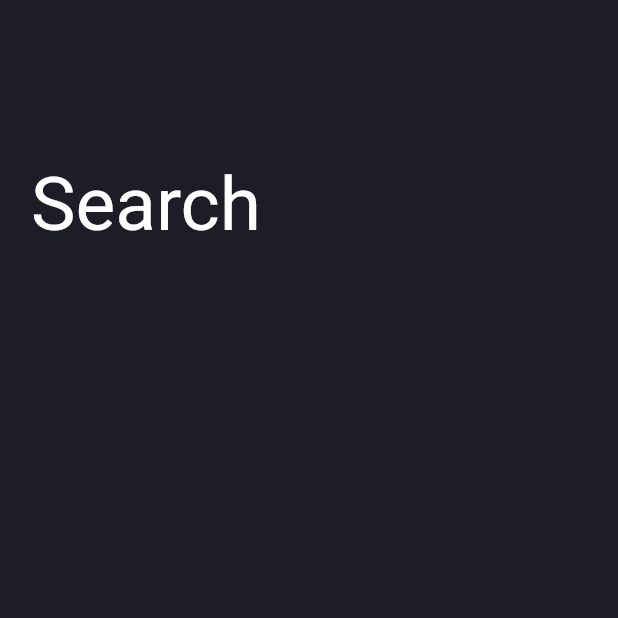
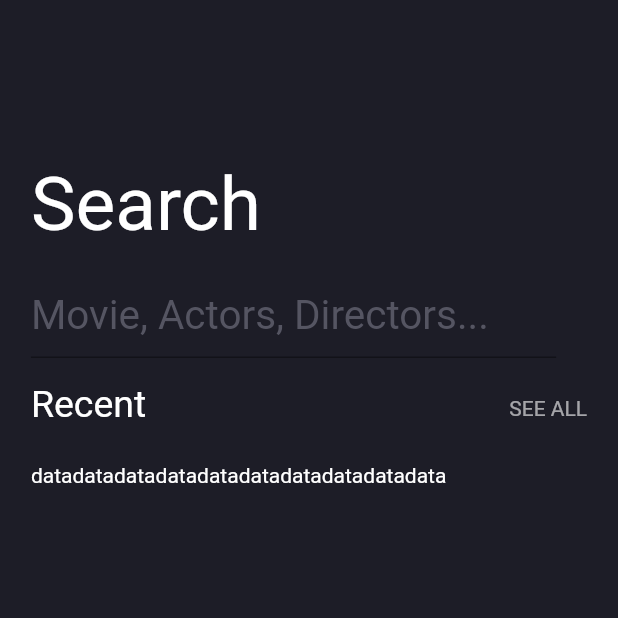
Before and after one commit to AhmedMostafaElbasha/Movies-App, a Flutter app: the screen it shows after launch, on a phone screen of 412 x 824 dp, the top half of it. Run offline on Flutter 3.47's test engine with Material 2 defaults, Android fonts, the phone set to English and light mode, and no system bars.

Commit message:
Update Patch: 1- Added SearchBar, Skeleton for Recent Movies List Section to HomePage. 2- Added MRecentMoviesList widget. 3- Finished MSearchBar widget. 4- Added See More Button widget.

```diff
--- a/movies_app/lib/screens/home_page.dart
+++ b/movies_app/lib/screens/home_page.dart
@@ -12,6 +12,8 @@ class HomePage extends StatelessWidget {
   Widget build(BuildContext context) {
     double height = appHeight(context);
     double width = appWidth(context);
+    var textController = TextEditingController();
+
     return Scaffold(
       backgroundColor: moviesBackgroundColor,
       body: Padding(
@@ -24,6 +26,13 @@ class HomePage extends StatelessWidget {
               crossAxisAlignment: CrossAxisAlignment.start,
               children: [
                 MHeadingText('Search'),
+                Padding(
+                  padding:
+                      EdgeInsets.only(top: height * 0.02, right: height * 0.05),
+                  child: MSearchBar(textController),
+                ),
+                MHeightBox(height * 0.02),
+                MRecentMoviesList(height: height * 0.3, width: width,),
               ],
             ),
           ),
--- /dev/null
+++ b/movies_app/lib/widgets/m_recent_movies_list.dart
@@ -0,0 +1,56 @@
+import 'package:flutter/material.dart';
+import 'widgets.dart';
+
+class MRecentMoviesList extends StatelessWidget {
+  final double height;
+  final double width;
+
+  MRecentMoviesList({
+    @required this.height,
+    @required this.width,
+  });
+
+  @override
+  Widget build(BuildContext context) {
+    return Container(
+      height: height,
+      width: width,
+      child: Column(
+        crossAxisAlignment: CrossAxisAlignment.start,
+        children: [
+          Padding(
+            padding: EdgeInsets.only(right: width * 0.05),
+            child: Row(
+              mainAxisAlignment: MainAxisAlignment.spaceBetween,
+              children: [
+                MSubHeadingText('Recent'),
+                Padding(
+                  padding: const EdgeInsets.only(top: 5.0),
+                  child: MSeeMoreButton(),
+                ),
+              ],
+            ),
+          ),
+          Padding(
+            padding: EdgeInsets.only(top: height * 0.1),
+            child: Container(
+              height: height * 0.7,
+              child: ListView.builder(
+                scrollDirection: Axis.horizontal,
+                itemCount: 10,
+                itemBuilder: (context, index) {
+                  return Text(
+                    'data',
+                    style: TextStyle(
+                      color: Colors.white,
+                    ),
+                  );
+                },
+              ),
+            ),
+          ),
+        ],
+      ),
+    );
+  }
+}
--- a/movies_app/lib/widgets/m_search_bar.dart
+++ b/movies_app/lib/widgets/m_search_bar.dart
@@ -20,10 +20,19 @@ class _MSearchBarState extends State<MSearchBar> {
       maxLines: 1,
       textAlign: TextAlign.start,
       cursorColor: moviesSearchTextColor,
+      style: TextStyle(fontSize: 27, color: moviesSearchTextColor),
       decoration: InputDecoration(
+        hintMaxLines: 1,
+        hintText: 'Movie, Actors, Directors...',
+        border: UnderlineInputBorder(
+          borderSide: BorderSide(
+            color: moviesSearchTextColor,
+            width: 2,
+          ),
+        ),
         hintStyle: TextStyle(
           color: moviesSearchTextColor,
-          fontSize: 25,
+          fontSize: 27,
         ),
       ),
     );
--- /dev/null
+++ b/movies_app/lib/widgets/m_see_more_button.dart
@@ -0,0 +1,16 @@
+import 'package:flutter/material.dart';
+
+class MSeeMoreButton extends StatelessWidget {
+  @override
+  Widget build(BuildContext context) {
+    return InkWell(
+      onTap: () {},
+      child: Text(
+        'SEE ALL',
+        style: TextStyle(
+          color: Colors.white60,
+        ),
+      ),
+    );
+  }
+}
--- a/movies_app/lib/widgets/widgets.dart
+++ b/movies_app/lib/widgets/widgets.dart
@@ -4,3 +4,5 @@ export 'm_sub_heading_text.dart';
 export 'm_height_box.dart';
 export 'm_width_box.dart';
 export 'm_search_bar.dart';
+export 'm_see_more_button.dart';
+export 'm_recent_movies_list.dart';
```
